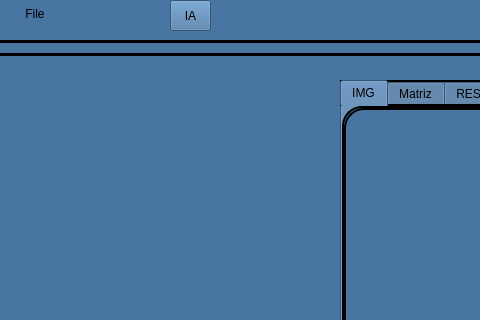
Qt form PDI/form.ui (Quebec-Eric/Processamento_e_An-lise_de_Imagens) before a commit; both pictures show x 0 to 480 and y 0 to 320 of the 1444 by 739 pixel window.
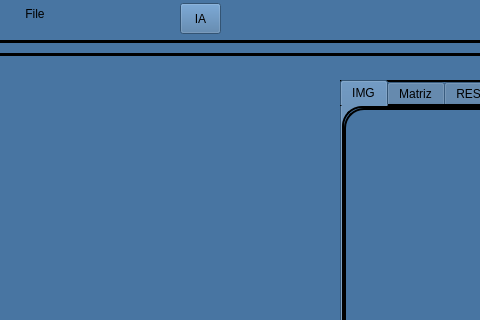
The same form after that commit. Icons and pictures are not drawn.

What changed in the file:
```diff
--- a/PDI/form.ui
+++ b/PDI/form.ui
@@ -109,8 +109,8 @@
    <widget class="QToolButton" name="toolButton_2">
     <property name="geometry">
      <rect>
-      <x>170</x>
-      <y>0</y>
+      <x>180</x>
+      <y>3</y>
       <width>41</width>
       <height>31</height>
      </rect>
@@ -118,6 +118,19 @@
     <property name="text">
      <string>IA</string>
     </property>
+    <property name="icon">
+     <iconset>
+      <normaloff>App/Imagens/IAFoto.png</normaloff>App/Imagens/IAFoto.png</iconset>
+    </property>
+    <property name="iconSize">
+     <size>
+      <width>41</width>
+      <height>35</height>
+     </size>
+    </property>
+    <property name="autoRepeat">
+     <bool>false</bool>
+    </property>
    </widget>
    <widget class="QTabWidget" name="tabWidget">
     <property name="geometry">
```
Left out of the diff: 19 changed lines with no effect on the pictures.
